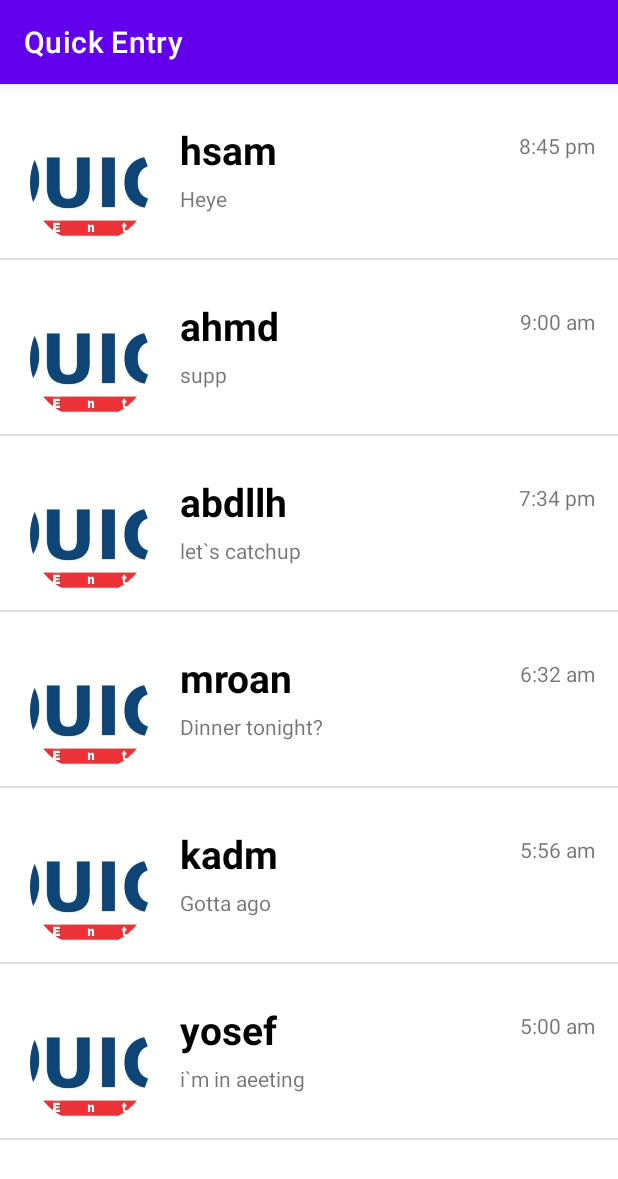
After one commit to abedallaSK/Quick_Entry, an Android app: the ListformarActivity screen opened directly, with no data from a screen before it, on a phone screen of 412 x 824 dp. The commit adds this screen. Shown: the top 1179 px of the screen. Run offline under Robolectric (Android 15) with nearby library versions, the phone set to English and light mode, and no system bars; our stand-ins replace CircleImageView.

Commit message:
19:24 yosef

```diff
--- a/app/src/main/AndroidManifest.xml
+++ b/app/src/main/AndroidManifest.xml
@@ -9,6 +9,12 @@
         android:roundIcon="@mipmap/ic_launcher_round"
         android:supportsRtl="true"
         android:theme="@style/Theme.StartApplication">
+        <activity
+            android:name=".ListformarActivity"
+            android:exported="false" />
+        <activity
+            android:name=".UserActivity"
+            android:exported="false" />
         <activity
             android:name=".Create_ForemanAccountActivity"
             android:exported="false" />
--- a/app/src/main/java/com/example/startapplication/Create_Account_Activity.java
+++ b/app/src/main/java/com/example/startapplication/Create_Account_Activity.java
@@ -209,7 +209,7 @@ public class Create_Account_Activity extends AppCompatActivity {
     public void cheekUseName(View view) {
         progressBarUserName.setVisibility(View.VISIBLE);
         userName=edUserName.getText().toString();
-        if(userName.length()>5) {
+        if(userName.length()>=5) {
             myRef.child(userName).addValueEventListener(new ValueEventListener() {
                 @Override
                 public void onDataChange(DataSnapshot dataSnapshot) {
--- a/app/src/main/java/com/example/startapplication/Create_ForemanAccountActivity.java
+++ b/app/src/main/java/com/example/startapplication/Create_ForemanAccountActivity.java
@@ -48,7 +48,7 @@ public class Create_ForemanAccountActivity extends AppCompatActivity {
             editor.putString(DATA_TAG, edEmail.getText().toString());
             editor.putInt("Type", 3);
             editor.commit();
-            Intent intent = new Intent(this, ForeMainActivity.class);
+            Intent intent = new Intent(this, ListformarActivity.class);
             intent.putExtra("Email", edEmail.getText().toString());
             startActivity(intent);
         }
--- a/app/src/main/java/com/example/startapplication/ForeMainActivity.java
+++ b/app/src/main/java/com/example/startapplication/ForeMainActivity.java
@@ -32,6 +32,12 @@ public class ForeMainActivity extends AppCompatActivity {
         binding = ActivityForeMainBinding.inflate(getLayoutInflater());
         setContentView(binding.getRoot());
 
+        int[] imageId={R.drawable.app_icon,R.drawable.app_icon,R.drawable.app_icon,R.drawable.app_icon,R.drawable.app_icon,R.drawable.app_icon};
+        String[] name ={"hsam","ahmd","abdllh","mroan","kadm","yosef"};
+        String[] lastMessage={"Heye","supp","let`s catchup","Dinner tonight?","Gotta ago","i`m in aeeting"};
+        String[] lastmsgTime ={"8:45 pm","9:00 am","7:34 pm","6:32 am","5:56 am","5:00 am"};
+        String[] phoneNo ={"0535831032","0545781092","0504831932","0526191085","0595584103","052561333"};
+        String[] country ={"Israel","India","Russia","Germany","Canada","United States"};
 
         SectionsPagerAdapter sectionsPagerAdapter = new SectionsPagerAdapter(this, getSupportFragmentManager());
         ViewPager viewPager = binding.viewPager;
--- /dev/null
+++ b/app/src/main/java/com/example/startapplication/ListAdapter2.java
@@ -0,0 +1,46 @@
+package com.example.startapplication;
+
+import android.content.Context;
+import android.view.LayoutInflater;
+import android.view.View;
+import android.view.ViewGroup;
+import android.widget.ArrayAdapter;
+import android.widget.ImageView;
+import android.widget.TextView;
+
+import androidx.annotation.NonNull;
+import androidx.annotation.Nullable;
+
+import java.util.ArrayList;
+
+public class ListAdapter2 extends ArrayAdapter<User> {
+
+    public ListAdapter2(Context context, ArrayList<User>userArrayList){
+
+        super(context,R.layout.list_item,userArrayList);
+    }
+
+
+    @NonNull
+    @Override
+    public View getView(int position, @Nullable View convertView, @NonNull ViewGroup parent) {
+
+        User user =getItem(position);
+
+        if (convertView==null){
+            convertView= LayoutInflater.from(getContext()).inflate(R.layout.list_item,parent,false);
+        }
+        ImageView imageView=convertView.findViewById(R.id.profilc_pic);
+        TextView userName= convertView.findViewById(R.id.personName);
+        TextView lastMsg= convertView.findViewById(R.id.lastMessage);
+        TextView time = convertView.findViewById(R.id.msgtime);
+
+        imageView.setImageResource(user.imageId);
+        userName.setText(user.name);
+        lastMsg.setText(user.lastMessage);
+        time.setText(user.lastMsgTime);
+
+
+        return convertView;
+    }
+}
--- /dev/null
+++ b/app/src/main/java/com/example/startapplication/ListformarActivity.java
@@ -0,0 +1,64 @@
+package com.example.startapplication;
+
+import androidx.appcompat.app.AppCompatActivity;
+import androidx.recyclerview.widget.ListAdapter;
+import android.os.Bundle;
+import android.content.Intent;
+import android.view.View;
+import android.widget.AdapterView;
+
+
+import com.example.startapplication.databinding.ActivityListformarBinding;
+import com.example.startapplication.databinding.ActivityUserBinding;
+
+import java.util.ArrayList;
+
+public class ListformarActivity extends AppCompatActivity {
+
+    ActivityListformarBinding binding;
+
+    @Override
+    protected void onCreate(Bundle savedInstanceState) {
+        super.onCreate(savedInstanceState);
+        binding=ActivityListformarBinding.inflate(getLayoutInflater());
+        setContentView(R.layout.activity_listformar);
+        setContentView(binding.getRoot());
+        int[] imageId={R.drawable.app_icon,R.drawable.app_icon,R.drawable.app_icon,R.drawable.app_icon,R.drawable.app_icon,R.drawable.app_icon};
+        String[] name ={"hsam","ahmd","abdllh","mroan","kadm","yosef"};
+        String[] lastMessage={"Heye","supp","let`s catchup","Dinner tonight?","Gotta ago","i`m in aeeting"};
+        String[] lastmsgTime ={"8:45 pm","9:00 am","7:34 pm","6:32 am","5:56 am","5:00 am"};
+        String[] phoneNo ={"0535831032","0545781092","0504831932","0526191085","0595584103","052561333"};
+        String[] country ={"Israel","India","Russia","Germany","Canada","United States"};
+
+        ArrayList<User> userArrayList = new ArrayList<>();
+
+        for(int i = 0;i< imageId.length;i++){
+
+            User user = new User(name[i],lastMessage[i],lastmsgTime[i],phoneNo[i],country[i],imageId[i]);
+            userArrayList.add(user);
+
+        }
+
+
+        ListAdapter2 listAdapter = new ListAdapter2(ListformarActivity.this,userArrayList);
+
+        binding.listview.setAdapter(listAdapter);
+        binding.listview.setClickable(true);
+        binding.listview.setOnItemClickListener(new AdapterView.OnItemClickListener() {
+            @Override
+            public void onItemClick(AdapterView<?> parent, View view, int position, long id) {
+
+                Intent i = new Intent(ListformarActivity.this,UserActivity.class);
+                i.putExtra("name",name[position]);
+                i.putExtra("phone",phoneNo[position]);
+                i.putExtra("country",country[position]);
+                i.putExtra("imageid",imageId[position]);
+                startActivity(i);
+
+            }
+        });
+
+
+
+    }
+}
--- a/app/src/main/java/com/example/startapplication/StartActivity.java
+++ b/app/src/main/java/com/example/startapplication/StartActivity.java
@@ -70,7 +70,7 @@ public class StartActivity extends AppCompatActivity {
                 startActivity(intent);
                 break;
             case 3:
-                intent = new Intent(this, ForeMainActivity.class);
+                intent = new Intent(this, ListformarActivity.class);
                 intent.putExtra("Email", email);
                 startActivity(intent);
                 break;
--- /dev/null
+++ b/app/src/main/java/com/example/startapplication/User.java
@@ -0,0 +1,16 @@
+package com.example.startapplication;
+
+public class User {
+
+    String name, lastMessage, lastMsgTime, phoneNo, country;
+    int imageId;
+
+    public User(String name, String lastMessage, String lastMsgTime, String phoneNo, String country, int imageId) {
+        this.name = name;
+        this.lastMessage = lastMessage;
+        this.lastMsgTime = lastMsgTime;
+        this.phoneNo = phoneNo;
+        this.country = country;
+        this.imageId = imageId;
+    }
+}
--- a/app/src/main/res/layout/activity_create_business_account2.xml
+++ b/app/src/main/res/layout/activity_listformar.xml
@@ -4,6 +4,12 @@
     xmlns:tools="http://schemas.android.com/tools"
     android:layout_width="match_parent"
     android:layout_height="match_parent"
-    tools:context=".Create_BusinessAccount_Activity">
+    tools:context=".ListformarActivity">
+    <ListView
+        android:layout_width="match_parent"
+        android:layout_height="match_parent"
+        android:id="@+id/listview"
+        tools:listitem="@layout/list_item"
+        />
 
 </androidx.constraintlayout.widget.ConstraintLayout>
--- /dev/null
+++ b/app/src/main/res/layout/list_item.xml
@@ -0,0 +1,73 @@
+<?xml version="1.0" encoding="utf-8"?>
+<LinearLayout xmlns:android="http://schemas.android.com/apk/res/android"
+    android:orientation="vertical" android:layout_width="match_parent"
+    android:layout_height="match_parent">
+
+    <RelativeLayout
+        android:layout_width="match_parent"
+        android:layout_height="wrap_content"
+        android:layout_marginTop="16dp">
+
+        <LinearLayout
+            android:layout_width="wrap_content"
+            android:layout_height="wrap_content"
+            android:layout_marginVertical="10dp"
+            android:orientation="horizontal">
+
+            <de.hdodenhof.circleimageview.CircleImageView
+                android:id="@+id/profilc_pic"
+                android:layout_width="80dp"
+                android:layout_height="80dp"
+                android:layout_marginStart="20dp"
+                android:src="@drawable/normal_profile_img" />
+
+            <LinearLayout
+                android:layout_width="wrap_content"
+                android:layout_height="wrap_content"
+                android:layout_marginStart="20dp"
+                android:orientation="vertical">
+
+                <TextView
+                    android:id="@+id/personName"
+                    android:layout_width="wrap_content"
+                    android:layout_height="wrap_content"
+                    android:text="Charistopher"
+                    android:textColor="@color/black"
+                    android:textSize="26dp"
+                    android:textStyle="bold"/>
+
+                <TextView
+                    android:id="@+id/lastMessage"
+                    android:layout_width="wrap_content"
+                    android:layout_height="wrap_content"
+                    android:layout_marginTop="5dp"
+                    android:text="Hi,How Are you"/>
+
+
+
+
+
+
+            </LinearLayout>
+
+
+
+
+
+        </LinearLayout>
+
+        <TextView
+            android:id="@+id/msgtime"
+            android:layout_width="wrap_content"
+            android:layout_height="wrap_content"
+            android:padding="15dp"
+            android:layout_alignParentRight="true"
+            android:text="8:35"/>
+
+
+
+
+
+    </RelativeLayout>
+
+</LinearLayout>
```
Also changed, not shown: app/src/main/java/com/example/startapplication/UserActivity.java (added, +38 -0 lines), app/src/main/res/layout/activity_user.xml (added, +146 -0 lines).
